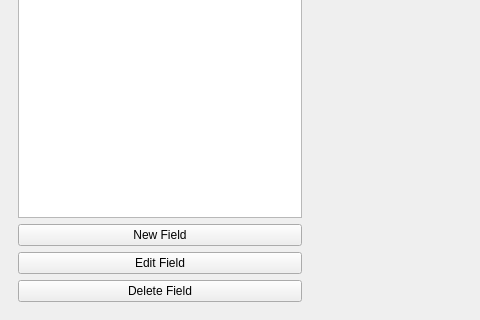
First picture: the form in Classes/GUI/qmain.ui, repository Sn1pescope/LVP-Basis, before the edit; both pictures show x 0 to 480 and y 221 to 541 of the 757 by 541 pixel window.
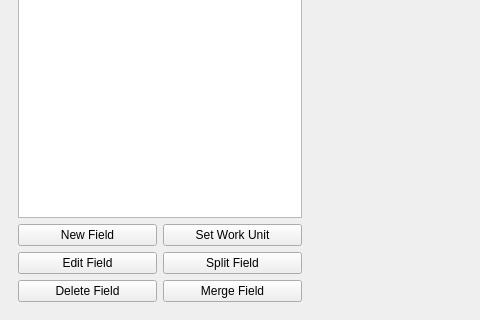
Second picture: the form after the edit.

Patch:
```diff
--- a/Classes/GUI/qmain.ui
+++ b/Classes/GUI/qmain.ui
@@ -106,7 +106,12 @@
           <widget class="QListWidget" name="listFields"/>
          </item>
          <item>
-          <layout class="QVBoxLayout" name="layoutButtonsFieldManagement">
+          <layout class="QHBoxLayout" name="horizontalLayout_2">
+           <property name="topMargin">
+            <number>0</number>
+           </property>
+           <item>
+            <layout class="QVBoxLayout" name="verticalLayout_2">
            <item>
             <widget class="QPushButton" name="buttonNewField">
              <property name="text">
@@ -130,6 +135,33 @@
            </item>
           </layout>
          </item>
+           <item>
+            <layout class="QVBoxLayout" name="verticalLayout_3">
+             <item>
+              <widget class="QPushButton" name="buttonSetWU">
+               <property name="text">
+                <string>Set Work Unit</string>
+               </property>
+              </widget>
+             </item>
+             <item>
+              <widget class="QPushButton" name="buttonSplitField">
+               <property name="text">
+                <string>Split Field</string>
+               </property>
+              </widget>
+             </item>
+             <item>
+              <widget class="QPushButton" name="buttonMergeField">
+               <property name="text">
+                <string>Merge Field</string>
+               </property>
+              </widget>
+             </item>
+            </layout>
+           </item>
+          </layout>
+         </item>
         </layout>
        </item>
        <item>
```
Left out of the diff: 68 changed lines with no effect on the pictures. Lines whose indentation alone changed are shown as unchanged.
